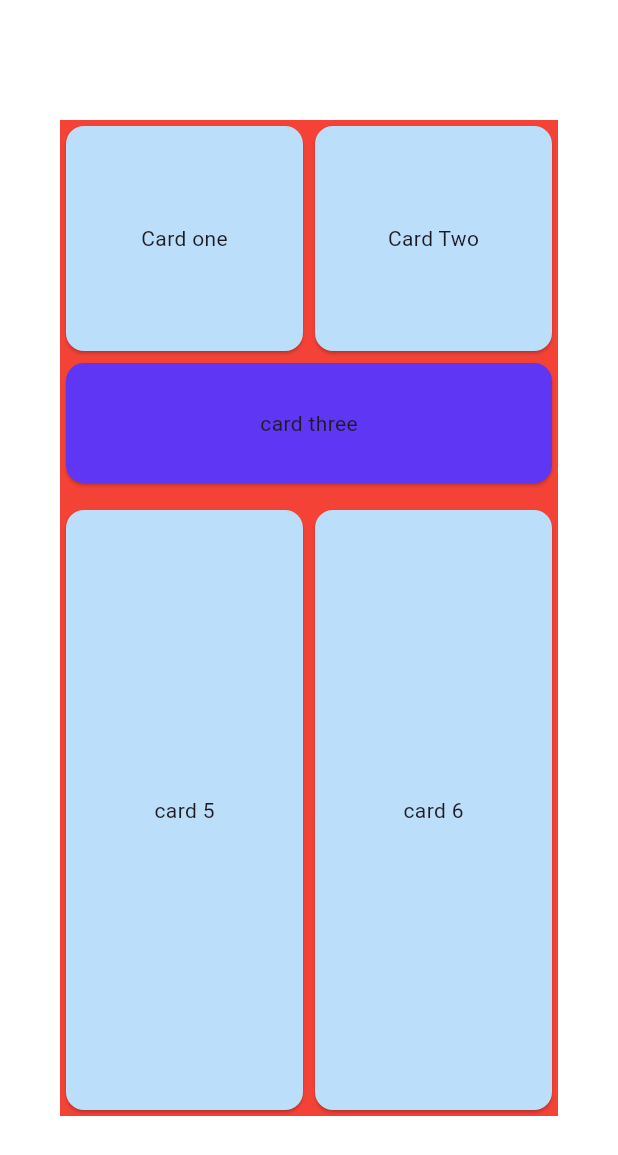
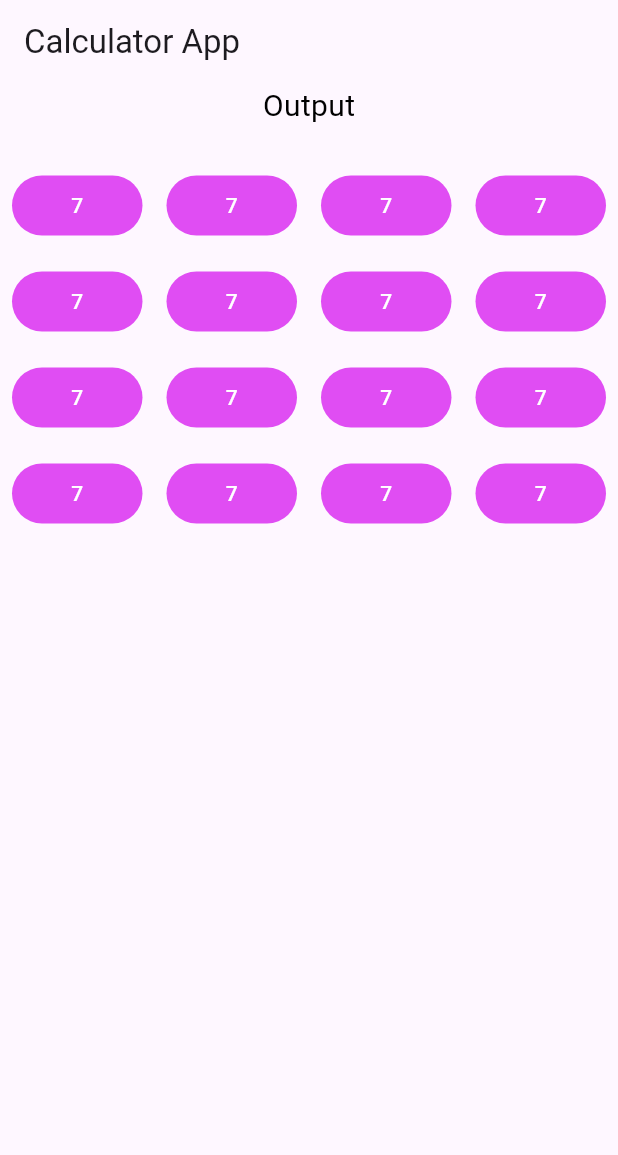
Before and after one commit to jonget-muhabaw/flutter-class, a Flutter app: the screen it shows after launch, on a phone screen of 412 x 824 dp. Shown: the top 1155 px of the screen. Run offline on Flutter 3.47's test engine with Material 3 defaults, Android fonts, the phone set to English and light mode, and no system bars; our stand-ins replace math_expressions.

Commit message:
feat: add calculator

```diff
--- /dev/null
+++ b/lib/calculator_app.dart
@@ -0,0 +1,80 @@
+import 'package:flutter/material.dart';
+
+class CalculatorScreen extends StatefulWidget {
+  const CalculatorScreen({super.key});
+
+  @override
+  State<CalculatorScreen> createState() => _CalculatorScreenState();
+}
+
+class _CalculatorScreenState extends State<CalculatorScreen> {
+  @override
+  Widget build(BuildContext context) {
+    return Scaffold(
+        appBar: AppBar(title: const Text("Calculator App")),
+        body: Column(
+          children: <Widget>[
+            const Center(
+              child: Text(
+                'Output',
+                style: TextStyle(fontSize: 20, color: Colors.black),
+              ),
+            ),
+            const SizedBox(height: 20),
+            Column(
+              mainAxisAlignment: MainAxisAlignment.end,
+              children: [
+                Row(
+                  children: [
+                    _buildButton('7'),
+                    _buildButton('8'),
+                    _buildButton('9'),
+                    _buildButton('/'),
+                  ],
+                ),
+                Row(
+                  children: [
+                    _buildButton('4'),
+                    _buildButton('5'),
+                    _buildButton('6'),
+                    _buildButton('*'),
+                  ],
+                ),
+                Row(
+                  children: [
+                    _buildButton('1'),
+                    _buildButton('2'),
+                    _buildButton('3'),
+                    _buildButton('-'),
+                  ],
+                ),
+                Row(
+                  children: [
+                    _buildButton('C'),
+                    _buildButton('0'),
+                    _buildButton('='),
+                    _buildButton('+'),
+                  ],
+                ),
+              ],
+            )
+          ],
+        ));
+  }
+
+  Widget _buildButton(String text) {
+    return Expanded(
+        child: Padding(
+      padding: const EdgeInsets.all(8),
+      child: TextButton(
+          onPressed: () => {},
+          style: TextButton.styleFrom(
+            backgroundColor: const Color.fromARGB(255, 224, 77, 243),
+          ),
+          child: const Text(
+            '7',
+            style: TextStyle(color: Colors.white),
+          )),
+    ));
+  }
+}
```
Also changed, not shown: lib/main.dart (+7 -62 lines).
